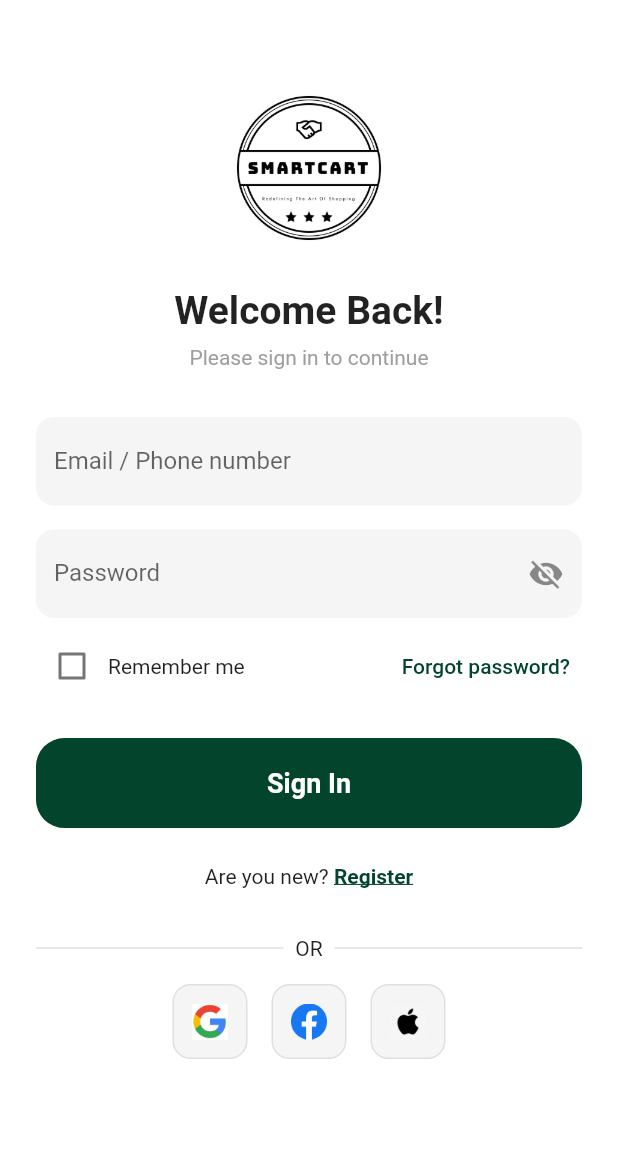
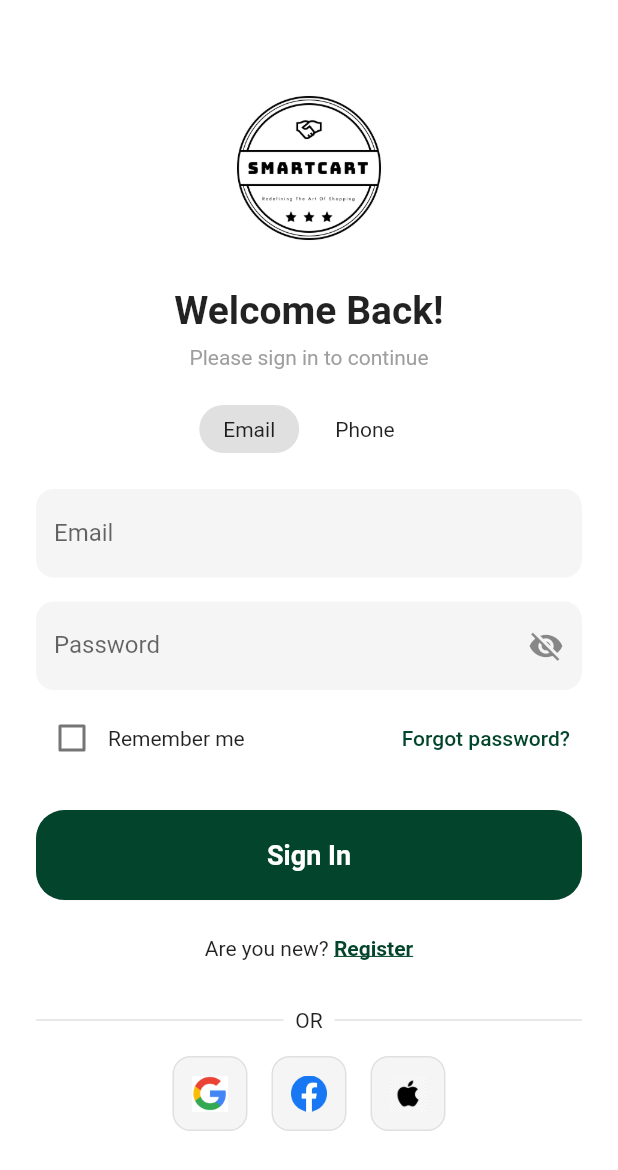
Before and after one commit to tseleena200/SmartCart, a Flutter app: the LogInView screen opened directly, on a phone screen of 412 x 824 dp. Shown: the top 1170 px of the screen. Run offline on Flutter 3.47's test engine with Material 3 defaults, Android fonts, the light colour scheme and no system bars; missing offline and left inert: fl_country_code_picker; Roboto replaces fonts that are missing (Gilroy).

Commit message:
Configured Firebase Auth: added SHA1, enabled Google & Phone sign-in, updated UI

```diff
--- a/lib/view/login/login_view.dart
+++ b/lib/view/login/login_view.dart
@@ -1,12 +1,8 @@
 import 'package:flutter/material.dart';
-
-
 import 'package:onlinegroceries/common_widget/round_button.dart';
+import 'package:onlinegroceries/view/login/forgot_password_view.dart';
 import 'package:onlinegroceries/view/login/sign_up_view.dart';
-
-
-
-import 'forgot_password_view.dart';
+import 'package:onlinegroceries/view/login/verification_view.dart';
 
 class LogInView extends StatefulWidget {
   const LogInView({super.key});
@@ -16,17 +12,17 @@
 }
 
 class _LogInViewState extends State<LogInView> {
-  final TextEditingController emailController = TextEditingController();
+  final TextEditingController inputController = TextEditingController();
   final TextEditingController passwordController = TextEditingController();
   bool isRememberMe = false;
   bool isPasswordVisible = false;
+  bool isEmailSelected = true;
 
-  final Color themeColor = const Color(0xFF03452C); // Dark Burgundy
+  final Color themeColor = const Color(0xFF03452C);
 
   @override
   Widget build(BuildContext context) {
     final media = MediaQuery.of(context).size;
-
 
     return Scaffold(
       backgroundColor: Colors.white,
@@ -38,12 +34,11 @@
             children: [
               const SizedBox(height: 20),
 
-              // App Logo
+              // Logo
               Center(
                 child: Image.asset(
                   "assets/img/logo-transparent.png",
                   height: 120,
-
                 ),
               ),
 
@@ -66,13 +61,48 @@
                   style: TextStyle(fontSize: 14, color: Colors.grey),
                 ),
               ),
-              const SizedBox(height: 32),
 
-              // Email Field
+              const SizedBox(height: 24),
+
+              // Toggle: Email or Phone
+              Row(
+                mainAxisAlignment: MainAxisAlignment.center,
+                children: [
+                  GestureDetector(
+                    onTap: () => setState(() => isEmailSelected = true),
+                    child: Container(
+                      padding: const EdgeInsets.symmetric(horizontal: 16, vertical: 8),
+                      decoration: BoxDecoration(
+                        color: isEmailSelected ? Colors.grey.shade300 : Colors.transparent,
+                        borderRadius: BorderRadius.circular(20),
+                      ),
+                      child: const Text("Email"),
+                    ),
+                  ),
+                  const SizedBox(width: 8),
+                  GestureDetector(
+                    onTap: () => setState(() => isEmailSelected = false),
+                    child: Container(
+                      padding: const EdgeInsets.symmetric(horizontal: 16, vertical: 8),
+                      decoration: BoxDecoration(
+                        color: !isEmailSelected ? Colors.grey.shade300 : Colors.transparent,
+                        borderRadius: BorderRadius.circular(20),
+                      ),
+                      child: const Text("Phone"),
+                    ),
+                  ),
+                ],
+              ),
+
+              const SizedBox(height: 24),
+
+              // Email or Phone field
               TextField(
-                controller: emailController,
+                controller: inputController,
+                keyboardType:
+                isEmailSelected ? TextInputType.emailAddress : TextInputType.phone,
                 decoration: InputDecoration(
-                  labelText: "Email / Phone number",
+                  labelText: isEmailSelected ? "Email" : "Phone Number",
                   filled: true,
                   fillColor: Colors.grey.shade100,
                   border: OutlineInputBorder(
@@ -82,6 +112,7 @@
                 ),
               ),
 
+              if (isEmailSelected) ...[
                 const SizedBox(height: 16),
 
                 // Password Field
@@ -109,7 +140,7 @@
 
                 const SizedBox(height: 8),
 
-              // Remember Me + Forgot Password
+                // Remember + Forgot Password
                 Row(
                   mainAxisAlignment: MainAxisAlignment.spaceBetween,
                   children: [
@@ -139,24 +170,30 @@
                     ),
                   ],
                 ),
+              ],
 
               const SizedBox(height: 24),
 
-              // Sign In Button
+              // Sign In
               RoundButton(
                 title: "Sign In",
                 onPressed: () {
+                  if (isEmailSelected) {
+                    // Handle email login (placeholder)
+                    debugPrint("Login with Email: ${inputController.text}");
+                  } else {
+                    // Go to OTP screen (no backend yet)
                     Navigator.push(
                       context,
-                    MaterialPageRoute(builder: (context) => const  SignUpView()),
+                      MaterialPageRoute(builder: (context) => const VerificationView()),
                     );
-
+                  }
                 },
               ),
 
               const SizedBox(height: 24),
 
-              // Register Link
+              // Register
               Row(
                 mainAxisAlignment: MainAxisAlignment.center,
                 children: [
@@ -176,7 +213,7 @@
                         decoration: TextDecoration.underline,
                       ),
                     ),
-                  )
+                  ),
                 ],
               ),
 
@@ -196,7 +233,7 @@
 
               const SizedBox(height: 16),
 
-              // Social Icons
+              // Social
               Row(
                 mainAxisAlignment: MainAxisAlignment.center,
                 children: [
--- a/lib/view/login/sign_up_view.dart
+++ b/lib/view/login/sign_up_view.dart
@@ -156,6 +156,7 @@
                       const SizedBox(height: 16),
 
                       // Password
+                      if (isEmailSelected) ...[
                         TextField(
                           controller: passwordController,
                           obscureText: !isPasswordVisible,
@@ -169,9 +170,7 @@
                             ),
                             suffixIcon: IconButton(
                               icon: Icon(
-                              isPasswordVisible
-                                  ? Icons.visibility
-                                  : Icons.visibility_off,
+                                isPasswordVisible ? Icons.visibility : Icons.visibility_off,
                               ),
                               onPressed: () {
                                 setState(() {
@@ -182,8 +181,6 @@
                           ),
                         ),
                         const SizedBox(height: 12),
-
-                      // Password rules
                         Row(
                           mainAxisAlignment: MainAxisAlignment.spaceAround,
                           children: const [
@@ -193,6 +190,7 @@
                           ],
                         ),
                         const SizedBox(height: 20),
+                      ],
 
                       Column(
                         crossAxisAlignment: CrossAxisAlignment.start,
```
Also changed, not shown: 2 other files. Lines whose indentation alone changed are shown as unchanged.
